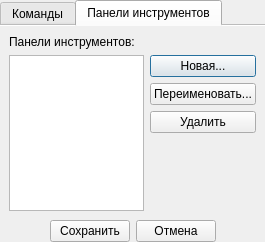
Before: the Qt Designer form src/plugins/mainwindow/mainwindowoptions.ui in rdnvndr/raindrop, drawn with Qt 5.
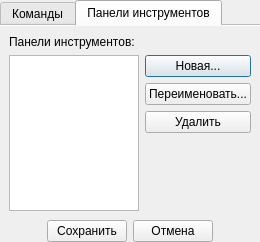
After: the same form once the commit is applied. The open tabs and pages were chosen to show the change. Custom widgets are drawn as their Qt base class.

```diff
--- a/src/plugins/mainwindow/mainwindowoptions.ui
+++ b/src/plugins/mainwindow/mainwindowoptions.ui
@@ -6,8 +6,8 @@
    <rect>
     <x>0</x>
     <y>0</y>
-    <width>265</width>
-    <height>229</height>
+    <width>246</width>
+    <height>220</height>
    </rect>
   </property>
   <property name="windowTitle">
@@ -119,9 +119,6 @@
          </property>
         </spacer>
        </item>
-       <item row="1" column="0" rowspan="5">
-        <widget class="QListWidget" name="listToolBars"/>
-       </item>
        <item row="0" column="0">
         <widget class="QLabel" name="labelToolBars">
          <property name="text">
@@ -150,6 +147,9 @@
          </property>
         </widget>
        </item>
+       <item row="1" column="0" rowspan="5">
+        <widget class="QListView" name="listToolBars"/>
+       </item>
       </layout>
      </widget>
     </widget>
```
